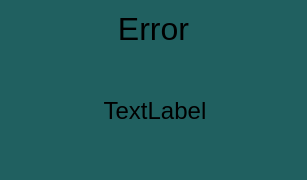
Before: the Qt Designer form src/interface/popUp.ui in OgurtsovAndrei/Messenger-project, drawn with Qt 5.
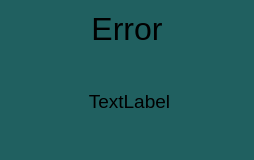
After: the same form once the commit is applied.

Diff of the .ui file:
```diff
--- a/src/interface/popUp.ui
+++ b/src/interface/popUp.ui
@@ -6,8 +6,8 @@
    <rect>
     <x>0</x>
     <y>0</y>
-    <width>307</width>
-    <height>180</height>
+    <width>254</width>
+    <height>160</height>
    </rect>
   </property>
   <property name="sizePolicy">
@@ -37,6 +37,9 @@
        <verstretch>0</verstretch>
       </sizepolicy>
      </property>
+     <property name="styleSheet">
+      <string notr="true">QLabel {font: 18pt}</string>
+     </property>
      <property name="text">
       <string>&lt;html&gt;&lt;head/&gt;&lt;body&gt;&lt;p align=&quot;center&quot;&gt;&lt;span style=&quot; font-size:24pt;&quot;&gt;Error&lt;/span&gt;&lt;/p&gt;&lt;/body&gt;&lt;/html&gt;</string>
      </property>
@@ -51,10 +54,10 @@
       </sizepolicy>
      </property>
      <property name="styleSheet">
-      <string notr="true">QLabel {border-radius : 10px; border-width: 2px; padding: 6px;}</string>
+      <string notr="true">QLabel {border-radius : 10px; border-width: 2px; padding: 6px; font: 14pt}</string>
      </property>
      <property name="text">
-      <string>&lt;html&gt;&lt;head/&gt;&lt;body&gt;&lt;p align=&quot;center&quot;&gt;&lt;span style=&quot; font-size:18pt;&quot;&gt;TextLabel&lt;/span&gt;&lt;/p&gt;&lt;/body&gt;&lt;/html&gt;</string>
+      <string>&lt;html&gt;&lt;head/&gt;&lt;body&gt;&lt;p align=&quot;center&quot;&gt;&lt;span style=&quot; font-size:14pt;&quot;&gt;TextLabel&lt;/span&gt;&lt;/p&gt;&lt;/body&gt;&lt;/html&gt;</string>
      </property>
     </widget>
    </item>
```
